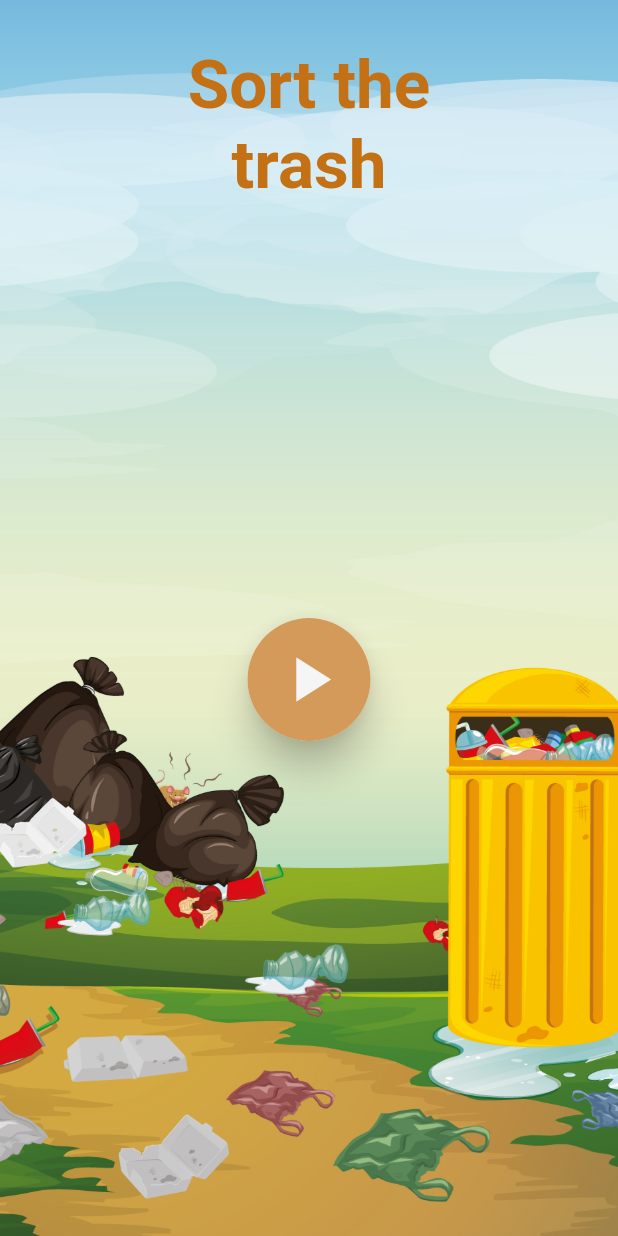
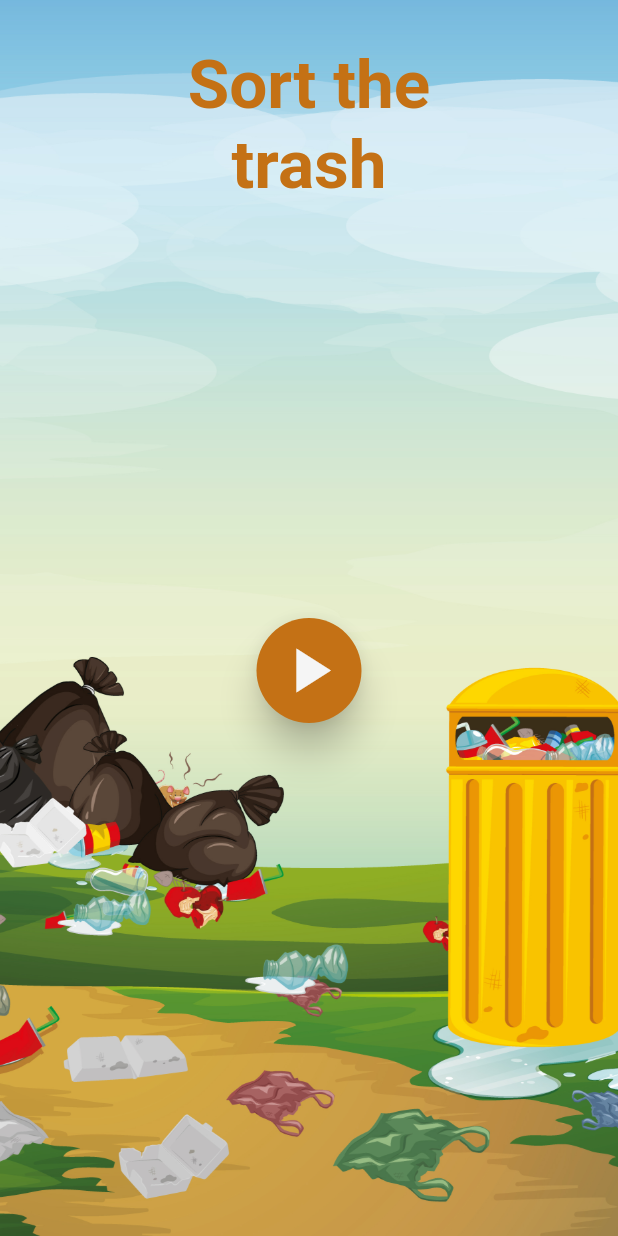
Before and after one commit to Schtroumphy/flutter_game, a Flutter app: the screen it shows after launch, on a phone screen of 412 x 824 dp. Run offline on Flutter 3.47's test engine with Material 2 defaults, Android fonts, the light colour scheme and no system bars; our stand-ins replace dotted_border, flutter_riverpod, flutter_svg, go_router, stack_trace, timer_count_down.

Commit message:
design : Improve rounded buttons design

```diff
--- a/lib/widgets/rounded_button.dart
+++ b/lib/widgets/rounded_button.dart
@@ -10,25 +10,21 @@ class RoundedButton extends StatelessWidget {
 
   @override
   Widget build(BuildContext context) {
-    const borderRadius = BorderRadius.all(Radius.circular(50));
 
-    return GestureDetector(
-      onTap: onTap,
-      child: Material(
-        elevation: 10,
-        borderRadius: borderRadius,
-        child: Container(
-          padding: const EdgeInsets.all(Insets.l),
-          decoration: BoxDecoration(
-            color: backgroundButtonColor ?? CustomColors.orange.withOpacity(0.7),
-            borderRadius: borderRadius,
+    return ElevatedButton(
+      onPressed: onTap,
+      style: ElevatedButton.styleFrom(
+          padding: const EdgeInsets.all(10.0),
+          backgroundColor: backgroundButtonColor ?? CustomColors.orange,
+          shape: RoundedRectangleBorder(
+              borderRadius: BorderRadius.circular(50.0)
           ),
-          child: Icon(
-            iconData ?? Icons.play_arrow,
-            color: CustomColors.white,
-            size: IconSize.xxlarge,
-          ),
-        ),
+          elevation: 10
+      ),
+      child: Icon(
+        iconData ?? Icons.play_arrow,
+        color: CustomColors.white,
+        size: IconSize.xxlarge,
       ),
     );
   }
```
